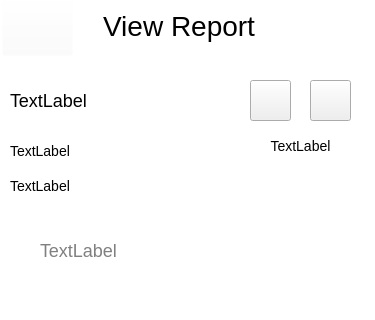
Old version of the form 0806_mCR_login/adminerrorreports.ui in the repository csidon/MyCovidApp; both pictures show x 0 to 375 and y 0 to 320 of the 375 by 667 pixel window.
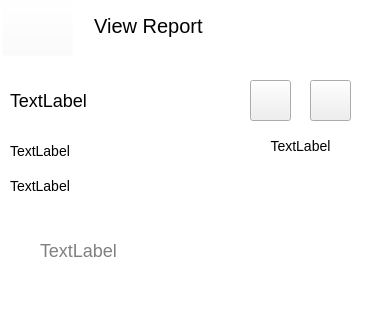
New version of the form. The open tabs and pages were chosen to show the change. Icons and pictures are not drawn.

Diff of the .ui file:
```diff
--- a/0806_mCR_login/adminerrorreports.ui
+++ b/0806_mCR_login/adminerrorreports.ui
@@ -733,14 +733,14 @@
      <property name="geometry">
       <rect>
        <x>72</x>
-       <y>-5</y>
-       <width>301</width>
-       <height>61</height>
+       <y>1</y>
+       <width>221</width>
+       <height>50</height>
       </rect>
      </property>
      <property name="styleSheet">
       <string notr="true">color:black;
-font-size:28px;
+font-size:20px;
 font-family:arial;</string>
      </property>
      <property name="text">
```
Left out of the diff: 6 changed lines with no effect on the pictures.
